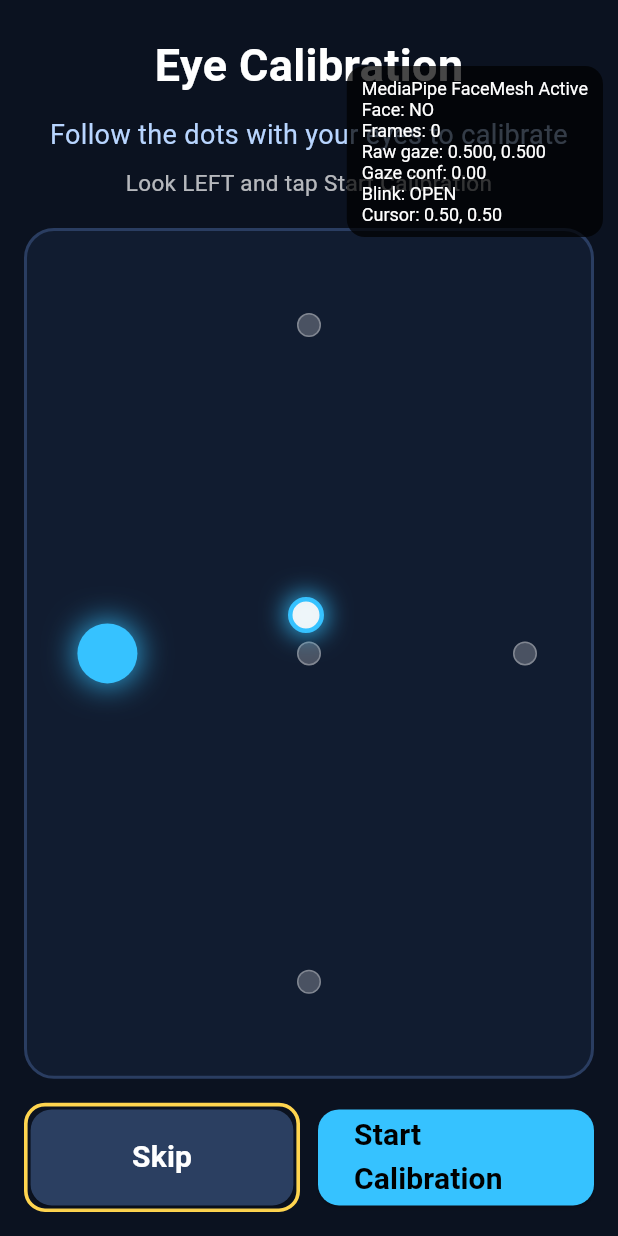
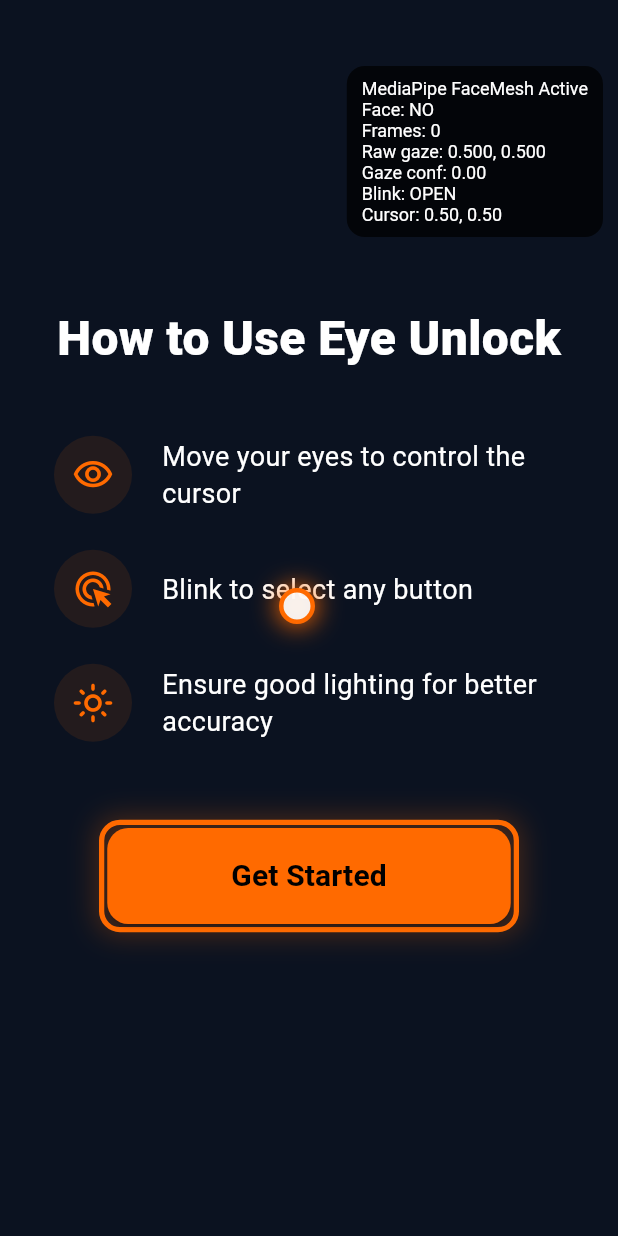
Before and after one commit to jadhavpayal702/Neuro-Link-Final, a Flutter app: the EyeUnlockScreen screen opened directly, on a phone screen of 412 x 824 dp. Run offline on Flutter 3.47's test engine with Material 3 defaults, Android fonts, the light colour scheme and no system bars; our stand-ins replace animate_do, cloud_firestore, confetti, firebase_auth, firebase_core, flutter_map and 6 more; missing offline and left inert: dart:js_interop; accounts and stored records are empty.

Commit message:
eye +iot

```diff
--- a/lib/eye-mode/screens/eyeunlock_screen.dart
+++ b/lib/eye-mode/screens/eyeunlock_screen.dart
@@ -19,8 +19,10 @@ import 'package:neuro_link/eye-mode/screens/game_picture_match.dart';
 import 'package:neuro_link/eye-mode/screens/game_spell_it.dart';
 import 'package:neuro_link/eye-mode/screens/game_find_word.dart';
 import 'package:neuro_link/eye-mode/models/game_models.dart';
+import 'package:neuro_link/eye-mode/screens/smart_control_page.dart';
 
 enum _EyePage {
+  instructions,
   calibration,
   dashboard,
   communicate,
@@ -44,7 +46,7 @@ class EyeUnlockScreen extends StatefulWidget {
 
 class _EyeUnlockScreenState extends State<EyeUnlockScreen>
     with SingleTickerProviderStateMixin {
-  _EyePage _page = _EyePage.calibration;
+  _EyePage _page = _EyePage.instructions;
   late final AnimationController _dotController;
   String _typedText = '';
   bool _lightOn = false;
@@ -59,6 +61,7 @@ class _EyeUnlockScreenState extends State<EyeUnlockScreen>
   List<Video> _selectedVideos = [];
 
   late final GazePipeline _gazePipeline;
+  final ValueNotifier<int?> _selectTrigger = ValueNotifier<int?>(null);
   bool _faceDetected = false;
   String _blinkStatus = 'OPEN';
   double _lastGazeConfidence = 0;
@@ -69,9 +72,6 @@ class _EyeUnlockScreenState extends State<EyeUnlockScreen>
   late final FlutterTts _tts;
   bool _isSpeaking = false;
   int _lastFocusIndex = -1;
-  final Stopwatch _dwellStopwatch = Stopwatch();
-  double _dwellProgress = 0.0;
-  Timer? _dwellUpdateTimer;
   int _debugFrameCount = 0;
 
   // Calibration baseline capture.
@@ -91,7 +91,8 @@ class _EyeUnlockScreenState extends State<EyeUnlockScreen>
 
   static const _bg = Color(0xFF0B1220);
   static const _panel = Color(0xFF111C30);
-  static const _accent = Color(0xFF36C2FF);
+  static const _accent = Color(0xFFFF6A00); // Futuristic Orange
+  static const _blueAccent = Color(0xFF36C2FF);
 
   @override
   void initState() {
@@ -122,26 +123,11 @@ class _EyeUnlockScreenState extends State<EyeUnlockScreen>
       setState(() => _reactionReady = !_reactionReady);
     });
     unawaited(_initCamera());
-    _dwellUpdateTimer = Timer.periodic(const Duration(milliseconds: 50), (timer) {
-      if (!mounted) return;
-      if (_dwellStopwatch.isRunning) {
-        setState(() {
-          _dwellProgress = (_dwellStopwatch.elapsedMilliseconds / 1500).clamp(0.0, 1.0);
-        });
-        if (_dwellProgress >= 1.0) {
-          _dwellStopwatch.reset();
-          _dwellStopwatch.stop();
-          _dwellProgress = 0.0;
-          _activateFocused();
-        }
-      }
-    });
   }
 
   @override
   void dispose() {
     stopFaceMeshNative();
-    _dwellUpdateTimer?.cancel();
     _tts.stop();
     _dotController.dispose();
     super.dispose();
@@ -272,11 +258,6 @@ class _EyeUnlockScreenState extends State<EyeUnlockScreen>
     }
     if (bestIdx != null && bestIdx != _focusIndex) {
       setState(() => _focusIndex = bestIdx!);
-
-      // Reset dwell timer on focus change
-      _dwellStopwatch.reset();
-      _dwellStopwatch.start();
-      _dwellProgress = 0.0;
     }
   }
 
@@ -320,17 +301,20 @@ class _EyeUnlockScreenState extends State<EyeUnlockScreen>
       case _EyePage.gamePictureMatch:
       case _EyePage.gameSpellIt:
       case _EyePage.gameFindWord:
-        // Clicks handled by the game widgets via onWin or direct onTap
+        _selectTrigger.value = _focusIndex;
+        // Reset after trigger so subsequent clicks on same item work
+        Future.delayed(const Duration(milliseconds: 50), () => _selectTrigger.value = null);
         break;
       case _EyePage.smart:
-        if (_focusIndex == 0) _lightOn = !_lightOn;
-        if (_focusIndex == 1) _fanOn = !_fanOn;
-        if (_focusIndex == 2) _sosArmed = true;
-        if (_focusIndex == 3) _goPrevModule();
-        if (_focusIndex == 4) _goNextModule();
+        _selectTrigger.value = _focusIndex;
+        // Reset after trigger
+        Future.delayed(const Duration(milliseconds: 50), () => _selectTrigger.value = null);
         setState(() {});
       case _EyePage.calibration:
         _captureCalibrationStep();
+      case _EyePage.instructions:
+        _goTo(_EyePage.dashboard);
+        _focusIndex = 0;
     }
   }
 
@@ -437,11 +421,12 @@ class _EyeUnlockScreenState extends State<EyeUnlockScreen>
       case _EyePage.smart:
         _goTo(_EyePage.communicate);
         return;
+      case _EyePage.instructions:
       case _EyePage.calibration:
       case _EyePage.dashboard:
         _goTo(_EyePage.dashboard);
         setState(() {
-          _focusCount = 4;
+          _focusCount = 5;
           _focusIndex = 0;
         });
         return;
@@ -470,6 +455,7 @@ class _EyeUnlockScreenState extends State<EyeUnlockScreen>
       case _EyePage.smart:
         _goTo(_EyePage.dashboard);
         return;
+      case _EyePage.instructions:
       case _EyePage.calibration:
       case _EyePage.dashboard:
         if (Navigator.of(context).canPop()) {
@@ -489,6 +475,7 @@ class _EyeUnlockScreenState extends State<EyeUnlockScreen>
             child: Padding(
               padding: const EdgeInsets.all(16),
               child: switch (_page) {
+                _EyePage.instructions => _buildInstructions(),
                 _EyePage.calibration => _buildCalibration(),
                 _EyePage.dashboard => _buildDashboard(),
                 _EyePage.communicate => _buildCommunicate(),
@@ -500,7 +487,23 @@ class _EyeUnlockScreenState extends State<EyeUnlockScreen>
                 _EyePage.gamePictureMatch => _buildPictureMatch(),
                 _EyePage.gameSpellIt => _buildSpellIt(),
                 _EyePage.gameFindWord => _buildFindWord(),
-                _EyePage.smart => _buildSmartControl(),
+                _EyePage.smart => SmartControlPage(
+                  focusableBuilder: _focusable,
+                  focusIndex: _focusIndex,
+                  selectTrigger: _selectTrigger,
+                  lightOn: _lightOn,
+                  fanOn: _fanOn,
+                  sosArmed: _sosArmed,
+                  onToggleLight: () => setState(() => _lightOn = !_lightOn),
+                  onToggleFan: () => setState(() => _fanOn = !_fanOn),
+                  onTriggerSOS: () {
+                    ScaffoldMessenger.of(context).showSnackBar(
+                      const SnackBar(content: Text('SOS activated')),
+                    );
+                  },
+                  sectionHeader: _sectionHeader('Smart Control'),
+                  bottomNav: _bottomNav(),
+                ),
               },
             ),
           ),
@@ -512,11 +515,6 @@ class _EyeUnlockScreenState extends State<EyeUnlockScreen>
               child: Stack(
                 alignment: Alignment.center,
                 children: [
-                  CircularProgressIndicator(
-                    value: _dwellProgress,
-                    strokeWidth: 4,
-                    color: const Color(0xFFFF6A00),
-                  ),
                   Container(
                     width: 24,
                     height: 24,
@@ -561,6 +559,58 @@ class _EyeUnlockScreenState extends State<EyeUnlockScreen>
             ),
           ],
         ),
+      ),
+    );
+  }
+
+  Widget _buildInstructions() {
+    _focusCount = 1;
+    return Column(
+      mainAxisAlignment: MainAxisAlignment.center,
+      children: [
+        const Text(
+          'How to Use Eye Unlock',
+          style: TextStyle(color: Colors.white, fontSize: 32, fontWeight: FontWeight.w900),
+        ),
+        const SizedBox(height: 30),
+        _instructionStep(Icons.visibility_outlined, 'Move your eyes to control the cursor'),
+        _instructionStep(Icons.ads_click_outlined, 'Blink to select any button'),
+        _instructionStep(Icons.light_mode_outlined, 'Ensure good lighting for better accuracy'),
+        const SizedBox(height: 40),
+        SizedBox(
+          width: 280,
+          child: _focusable(
+            index: 0,
+            child: _largeButton(
+              label: 'Get Started',
+              color: _accent,
+              textColor: Colors.black,
+              onTap: () => _goTo(_EyePage.dashboard),
+            ),
+          ),
+        ),
+      ],
+    );
+  }
+
+  Widget _instructionStep(IconData icon, String text) {
+    return Padding(
+      padding: const EdgeInsets.symmetric(vertical: 12, horizontal: 20),
+      child: Row(
+        children: [
+          Container(
+            padding: const EdgeInsets.all(12),
+            decoration: BoxDecoration(color: _accent.withValues(alpha: 0.1), shape: BoxShape.circle),
+            child: Icon(icon, color: _accent, size: 28),
+          ),
+          const SizedBox(width: 20),
+          Expanded(
+            child: Text(
+              text,
+              style: const TextStyle(color: Colors.white, fontSize: 18, height: 1.4),
+            ),
+          ),
+        ],
       ),
     );
   }
@@ -678,7 +728,7 @@ class _EyeUnlockScreenState extends State<EyeUnlockScreen>
   }
 
   Widget _buildDashboard() {
-    _focusCount = 4;
+    _focusCount = 5;
     return Column(
       children: [
         const Text(
@@ -735,6 +785,18 @@ class _EyeUnlockScreenState extends State<EyeUnlockScreen>
                 ),
               ),
             ],
+          ),
+        ),
+        const SizedBox(height: 10),
+        SizedBox(
+          width: double.infinity,
+          child: _focusable(
+            index: 4,
+            child: _largeButton(
+              label: 'Recalibrate Tracker',
+              color: const Color(0xFF2B3F61),
+              onTap: () => _goTo(_EyePage.calibration),
+            ),
           ),
         ),
       ],
@@ -997,6 +1059,7 @@ class _EyeUnlockScreenState extends State<EyeUnlockScreen>
     return GameWordBuilder(
       focusableBuilder: _focusable,
       focusIndex: _focusIndex,
+      selectTrigger: _selectTrigger,
       onWin: () {
         _showHint('Great Job! Word Completed.');
         _goTo(_EyePage.gamesMenu);
@@ -1009,6 +1072,7 @@ class _EyeUnlockScreenState extends State<EyeUnlockScreen>
     return GamePictureMatch(
       focusableBuilder: _focusable,
       focusIndex: _focusIndex,
+      selectTrigger: _selectTrigger,
       onWin: () {
         _showHint('Memory Mastered!');
         _goTo(_EyePage.gamesMenu);
@@ -1021,6 +1085,7 @@ class _EyeUnlockScreenState extends State<EyeUnlockScreen>
     return GameSpellIt(
       focusableBuilder: _focusable,
       focusIndex: _focusIndex,
+      selectTrigger: _selectTrigger,
       onWin: () {
         _showHint('Spelling Perfected!');
         _goTo(_EyePage.gamesMenu);
@@ -1033,6 +1098,7 @@ class _EyeUnlockScreenState extends State<EyeUnlockScreen>
     return GameFindWord(
       focusableBuilder: _focusable,
       focusIndex: _focusIndex,
+      selectTrigger: _selectTrigger,
       onWin: () {
         _showHint('Word Found!');
         _goTo(_EyePage.gamesMenu);
@@ -1040,65 +1106,6 @@ class _EyeUnlockScreenState extends State<EyeUnlockScreen>
     );
   }
 
-  Widget _buildSmartControl() {
-    _focusCount = 5;
-    return Column(
-      children: [
-        _sectionHeader('Smart Control'),
-        const SizedBox(height: 10),
-        Expanded(
-          child: Column(
-            children: [
-              Expanded(
-                child: Row(
-                  children: [
-                    Expanded(
-                      child: _focusable(
-                        index: 0,
-                        child: _toggleTile(
-                          label: 'Light',
-                          enabled: _lightOn,
-                          onTap: () => setState(() => _lightOn = !_lightOn),
-                        ),
-                      ),
-                    ),
-                    const SizedBox(width: 10),
-                    Expanded(
-                      child: _focusable(
-                        index: 1,
-                        child: _toggleTile(
-                          label: 'Fan',
-                          enabled: _fanOn,
-                          onTap: () => setState(() => _fanOn = !_fanOn),
-                        ),
-                      ),
-                    ),
-                  ],
-                ),
-              ),
-              const SizedBox(height: 10),
-              Expanded(
-                child: _focusable(
-                  index: 2,
-                  child: _largeButton(
-                    label: _sosArmed ? 'SOS Armed' : 'SOS Emergency',
-                    color: const Color(0xFFE53935),
-                    onTap: () {
-                      ScaffoldMessenger.of(context).showSnackBar(
-                        const SnackBar(content: Text('SOS activated')),
-                      );
-                    },
-                  ),
-                ),
-              ),
-            ],
-          ),
-        ),
-        const SizedBox(height: 12),
-        _bottomNav(),
-      ],
-    );
-  }
 
   Widget _sectionHeader(String title) {
     return Row(
@@ -1191,36 +1198,6 @@ class _EyeUnlockScreenState extends State<EyeUnlockScreen>
     );
   }
 
-  Widget _toggleTile({
-    required String label,
-    required bool enabled,
-    required VoidCallback onTap,
-  }) {
-    return InkWell(
-      onTap: onTap,
-      borderRadius: BorderRadius.circular(16),
-      child: Ink(
-        decoration: BoxDecoration(
-          color: enabled ? const Color(0xFF1B5E20) : _panel,
-          borderRadius: BorderRadius.circular(16),
-          border: Border.all(
-            color: enabled ? const Color(0xFF7CFF8A) : const Color(0xFF2A3D61),
-            width: 2,
-          ),
-        ),
-        child: Center(
-          child: Text(
-            '$label ${enabled ? 'ON' : 'OFF'}',
-            style: const TextStyle(
-              color: Colors.white,
-              fontSize: 22,
-              fontWeight: FontWeight.w700,
-            ),
-          ),
-        ),
-      ),
-    );
-  }
 
   Widget _keyButton(String label, {VoidCallback? onTap}) {
     return SizedBox(
@@ -1308,14 +1285,24 @@ class _EyeUnlockScreenState extends State<EyeUnlockScreen>
     final focused = _focusIndex == index;
     return AnimatedContainer(
       key: key,
-      duration: const Duration(milliseconds: 120),
+      duration: const Duration(milliseconds: 150),
+      curve: Curves.easeOut,
       decoration: BoxDecoration(
         borderRadius: BorderRadius.circular(14),
         border: focused
-            ? Border.all(color: const Color(0xFFFFD54F), width: 2.4)
-            : null,
+            ? Border.all(color: _accent, width: 3.5)
+            : Border.all(color: Colors.transparent, width: 3.5),
+        boxShadow: focused
+            ? [
+                BoxShadow(
+                  color: _accent.withValues(alpha: 0.25),
+                  blurRadius: 15,
+                  spreadRadius: 2,
+                )
+              ]
+            : [],
       ),
-      padding: focused ? const EdgeInsets.all(2) : EdgeInsets.zero,
+      padding: const EdgeInsets.all(2),
       child: child,
     );
   }
```
Also changed, not shown: lib/eye-mode/screens/game_find_word.dart (+22 -0 lines), lib/eye-mode/screens/game_picture_match.dart (+17 -0 lines), lib/eye-mode/screens/game_spell_it.dart (+22 -0 lines), lib/eye-mode/screens/game_word_builder.dart (+18 -6 lines), lib/eye-mode/screens/smart_control_page.dart (added, +211 -0 lines), pubspec.lock.
